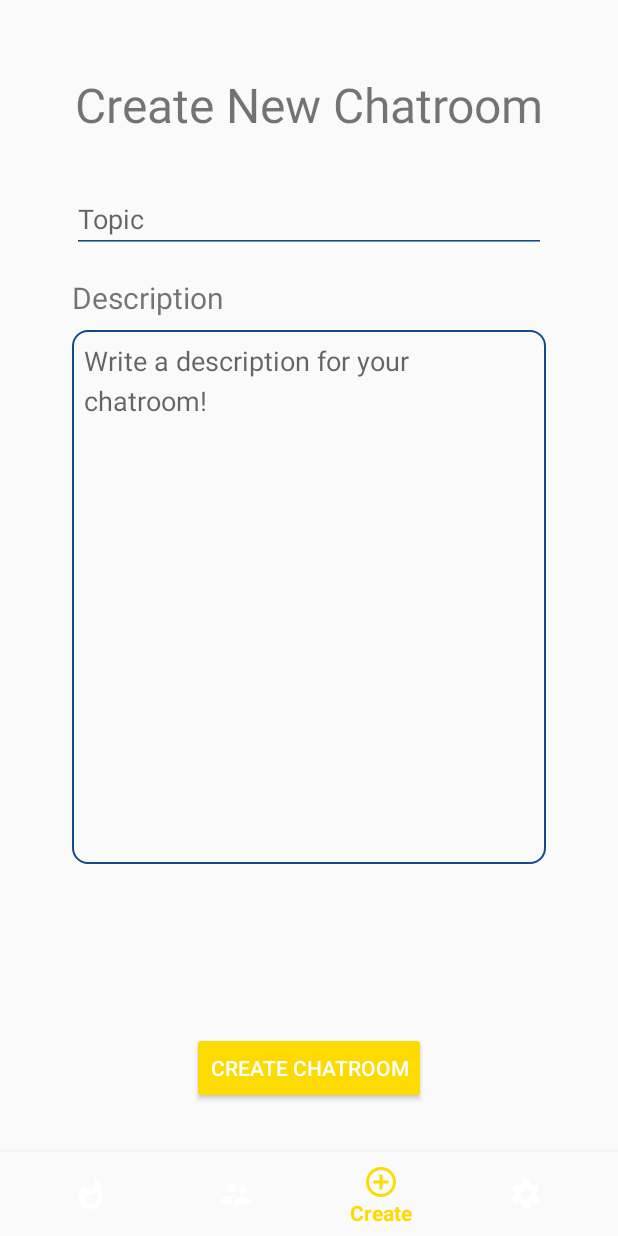
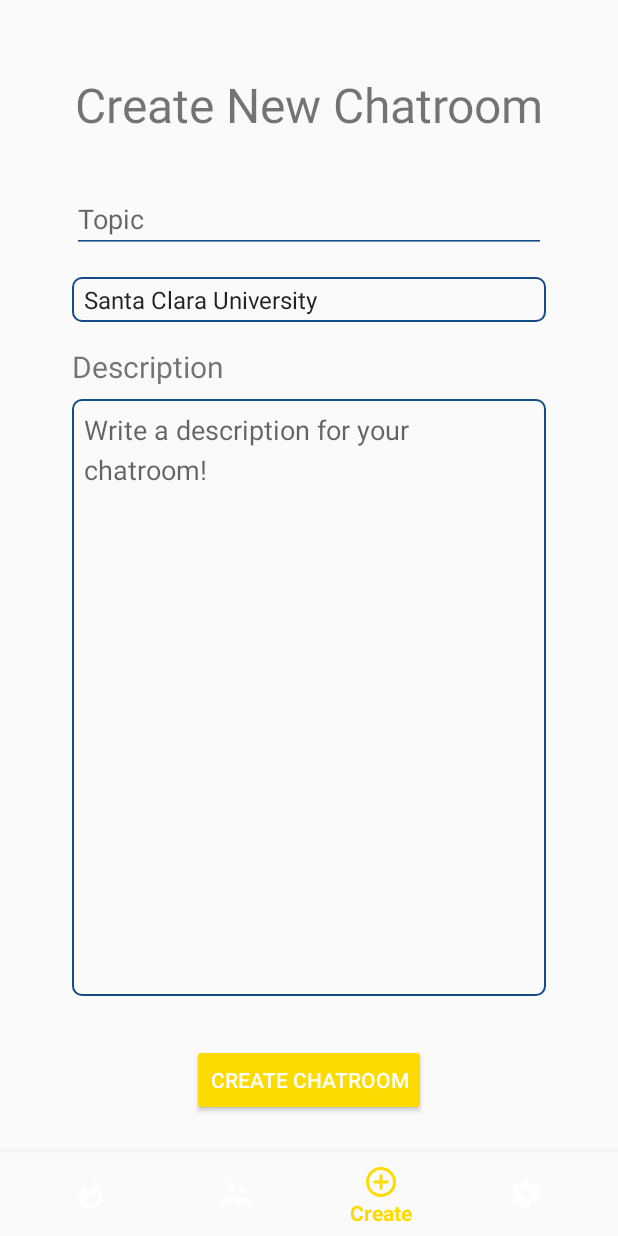
Before and after one commit to yuxiachen/BlindChat, an Android app: the screen it shows after launch once a user with an empty profile is signed in (MainActivity), item 3 of the bottom bar chosen, on a phone screen of 412 x 824 dp. Run offline under Robolectric (Android 15) with nearby library versions, the phone set to English and light mode, and no system bars; our stand-ins replace Firebase (no records; nobody signed in at launch, a user with empty details on screens opened directly).

Commit message:
add school selecting function

```diff
--- a/app/src/main/java/com/example/android/blindchat/adapter/ChatroomAdapter.java
+++ b/app/src/main/java/com/example/android/blindchat/adapter/ChatroomAdapter.java
@@ -63,6 +63,7 @@ public class ChatroomAdapter extends RecyclerView.Adapter<ChatroomAdapter.RoomIt
         public void updateUI(Chatroom chatroom) {
             roomNameTextView.setText(chatroom.getName());
             roomMemberNumTextView.setText(Integer.toString(chatroom.getMember_number()));
+            roomSchoolTextView.setText(chatroom.getSchool());
         }
     }
 
--- a/app/src/main/java/com/example/android/blindchat/adapter/JoinedRoomAdapter.java
+++ b/app/src/main/java/com/example/android/blindchat/adapter/JoinedRoomAdapter.java
@@ -2,6 +2,7 @@ package com.example.android.blindchat.adapter;
 
 import android.support.annotation.NonNull;
 import android.support.v7.widget.RecyclerView;
+import android.util.Log;
 import android.view.LayoutInflater;
 import android.view.View;
 import android.view.ViewGroup;
@@ -51,15 +52,16 @@ public class JoinedRoomAdapter extends RecyclerView.Adapter<JoinedRoomAdapter.Ro
 
     public static class RoomItemViewHolder extends RecyclerView.ViewHolder{
         private TextView roomNameTextView;
-        //private TextView roomSchoolTextView;
+        private TextView roomSchoolTextView;
 
         public RoomItemViewHolder(@NonNull View itemView) {
             super(itemView);
             roomNameTextView = itemView.findViewById(R.id.name_item_joined_room);
-            //roomSchoolTextView = itemView.findViewById(R.id.school_item_joined_room);
+            roomSchoolTextView = itemView.findViewById(R.id.school_item_joined_room);
         }
         public void updateUI(Chatroom chatroom) {
             roomNameTextView.setText(chatroom.getName());
+            roomSchoolTextView.setText(chatroom.getSchool());
         }
     }
 
--- a/app/src/main/java/com/example/android/blindchat/ui/ChatroomActivity.java
+++ b/app/src/main/java/com/example/android/blindchat/ui/ChatroomActivity.java
@@ -83,7 +83,6 @@ public class ChatroomActivity extends AppCompatActivity {
             public void onClick(View v) {
                 SaveMessageInfoToDatabase(mMessageEditText.getText().toString());
                 mMessageEditText.setText("");
-                recyclerView.scrollToPosition(chat_history.size() - 1);
             }
         });
     }
--- a/app/src/main/java/com/example/android/blindchat/ui/CreateChatroomFragment.java
+++ b/app/src/main/java/com/example/android/blindchat/ui/CreateChatroomFragment.java
@@ -5,11 +5,15 @@ import android.os.Bundle;
 import android.support.annotation.NonNull;
 import android.support.annotation.Nullable;
 import android.support.v4.app.Fragment;
+import android.util.Log;
 import android.view.LayoutInflater;
 import android.view.View;
 import android.view.ViewGroup;
+import android.widget.AdapterView;
+import android.widget.ArrayAdapter;
 import android.widget.Button;
 import android.widget.EditText;
+import android.widget.Spinner;
 import android.widget.Toast;
 
 import com.example.android.blindchat.R;
@@ -34,6 +38,8 @@ public class CreateChatroomFragment extends Fragment {
     private DatabaseReference joinedUserRef;
     private DatabaseReference joinedRoomRef;
     private String roomKey;
+    private Spinner schoolSpinner;
+    private String school;
 
     @Override
     public View onCreateView(LayoutInflater inflater, ViewGroup container, Bundle savedInstanceState) {
@@ -47,6 +53,7 @@ public class CreateChatroomFragment extends Fragment {
         et_topic = view.findViewById(R.id.topic_fragment_create);
         et_description = view.findViewById(R.id.description_fragment_create);
         btn_create_chatroom = view.findViewById(R.id.btn_create_chatroom_fragment_create);
+        schoolSpinner = view.findViewById(R.id.school_fragment_create);
         currUid = FirebaseAuth.getInstance().getCurrentUser().getUid();
         btn_create_chatroom.setOnClickListener(new View.OnClickListener() {
             @Override
@@ -70,6 +77,7 @@ public class CreateChatroomFragment extends Fragment {
         return isValid;
     }
 
+
     public void createNewChatroom() {
         SimpleDateFormat simpleDateFormat = new SimpleDateFormat("yyyy-MM-dd-hh-mm-ss");
         String currTime = simpleDateFormat.format(new Date());
@@ -78,6 +86,8 @@ public class CreateChatroomFragment extends Fragment {
         roomKey = newRoomRef.getKey();
         final Chatroom newChatroom = new Chatroom(roomKey, topic, description, currTime);
         newChatroom.setMember_number(1);
+        school = schoolSpinner.getSelectedItem().toString();
+        newChatroom.setSchool(school);
         newRoomRef.setValue(newChatroom)
                 .addOnCompleteListener(new OnCompleteListener<Void>() {
                     @Override
@@ -110,4 +120,5 @@ public class CreateChatroomFragment extends Fragment {
         intent.putExtra("roomName", topic);
         startActivity(intent);
     }
+
 }
--- a/app/src/main/res/drawable/border.xml
+++ b/app/src/main/res/drawable/border.xml
@@ -8,10 +8,7 @@
                 android:width="2.5dp"
                 android:color="@color/colorPrimaryDark" />
             <corners
-                android:bottomLeftRadius="10dp"
-                android:bottomRightRadius="10dp"
-                android:topLeftRadius="10dp"
-                android:topRightRadius="10dp" />
+                android:radius="6dp" />
         </shape>
     </item>
     <item android:state_enabled="true"
@@ -23,10 +20,7 @@
                 android:width="1dp"
                 android:color="@color/colorPrimaryDark"/>
             <corners
-                android:bottomLeftRadius="10dp"
-                android:bottomRightRadius="10dp"
-                android:topLeftRadius="10dp"
-                android:topRightRadius="10dp" />
+                android:radius="6dp" />
         </shape>
     </item>
 </selector>
--- a/app/src/main/res/layout/fragment_create.xml
+++ b/app/src/main/res/layout/fragment_create.xml
@@ -30,6 +30,24 @@
         app:layout_constraintRight_toRightOf="parent"
         app:layout_constraintTop_toBottomOf="@+id/title_fragment_create" />
 
+
+    <Spinner
+        android:id="@+id/school_fragment_create"
+        android:layout_width="0dp"
+        android:layout_height="wrap_content"
+        android:layout_marginLeft="48dp"
+        android:layout_marginRight="48dp"
+        android:layout_marginTop="16dp"
+        android:paddingTop="4dp"
+        android:paddingBottom="4dp"
+        android:entries="@array/school_in_california"
+        android:background="@drawable/border"
+        app:layout_constraintTop_toBottomOf="@+id/topic_fragment_create"
+        app:layout_constraintLeft_toLeftOf="parent"
+        app:layout_constraintRight_toRightOf="parent">
+
+    </Spinner>
+
     <TextView
         android:id="@+id/description_title_fragment_create"
         android:layout_width="wrap_content"
@@ -38,7 +56,7 @@
         android:text="Description"
         android:textSize="20dp"
         app:layout_constraintLeft_toLeftOf="@+id/topic_fragment_create"
-        app:layout_constraintTop_toBottomOf="@+id/topic_fragment_create" />
+        app:layout_constraintTop_toBottomOf="@+id/school_fragment_create" />
 
     <EditText
         android:id="@+id/description_fragment_create"
@@ -47,7 +65,7 @@
         android:layout_marginLeft="48dp"
         android:layout_marginTop="8dp"
         android:layout_marginRight="48dp"
-        android:layout_marginBottom="112dp"
+        android:layout_marginBottom="32dp"
         android:background="@drawable/border"
         android:gravity="start|top"
         android:hint="Write a description for your chatroom!"
@@ -63,7 +81,7 @@
         android:id="@+id/btn_create_chatroom_fragment_create"
         android:layout_width="wrap_content"
         android:layout_height="wrap_content"
-        android:layout_marginBottom="32dp"
+        android:layout_marginBottom="24dp"
         android:backgroundTint="@color/colorAccentDark"
         android:text="CREATE CHATROOM"
         android:textColor="@color/buttontext"
--- a/app/src/main/res/values/strings.xml
+++ b/app/src/main/res/values/strings.xml
@@ -1,17 +1,9 @@
 <resources>
     <string name="app_name">BlindChat</string>
     <string name="most_popular_list">Most Popular</string>
-    <string-array name="array_most_popular">
-        <item>Topic A</item>
-        <item>Topic B</item>
-        <item>Topic C</item>
-    </string-array>
+
     <string name="newest_list">Newest</string>
-    <string-array name="array_newest">
-        <item>Topic A</item>
-        <item>Topic B</item>
-        <item>Topic C</item>
-    </string-array>
+
     <string name="New_Updates">
         \n
         \u2022 User login and sign up\n
@@ -32,10 +24,14 @@
     <string name="title_settings">Settings</string>
 
     <string name="search_list">Search Result</string>
-    <string-array name="array_search">
-        <item>Topic A</item>
-        <item>Topic B</item>
-        <item>Topic C</item>
+    <string-array name="school_in_california">
+        <item>Santa Clara University</item>
+        <item>Stanford University</item>
+        <item>University of California, Los Angeles</item>
+        <item>University of California, Berkeley</item>
+        <item>University of California, Santa Barbara</item>
+        <item>San Jose State University</item>
+        <item>University of San Diego</item>
     </string-array>
     <string name="joined_room_title">\u2022 Room</string>
     <string name="three_dots">\u25AA\u25AA\u25AA</string>
```
Also changed, not shown: app/src/main/java/com/example/android/blindchat/model/Chatroom.java (+7 -0 lines).
